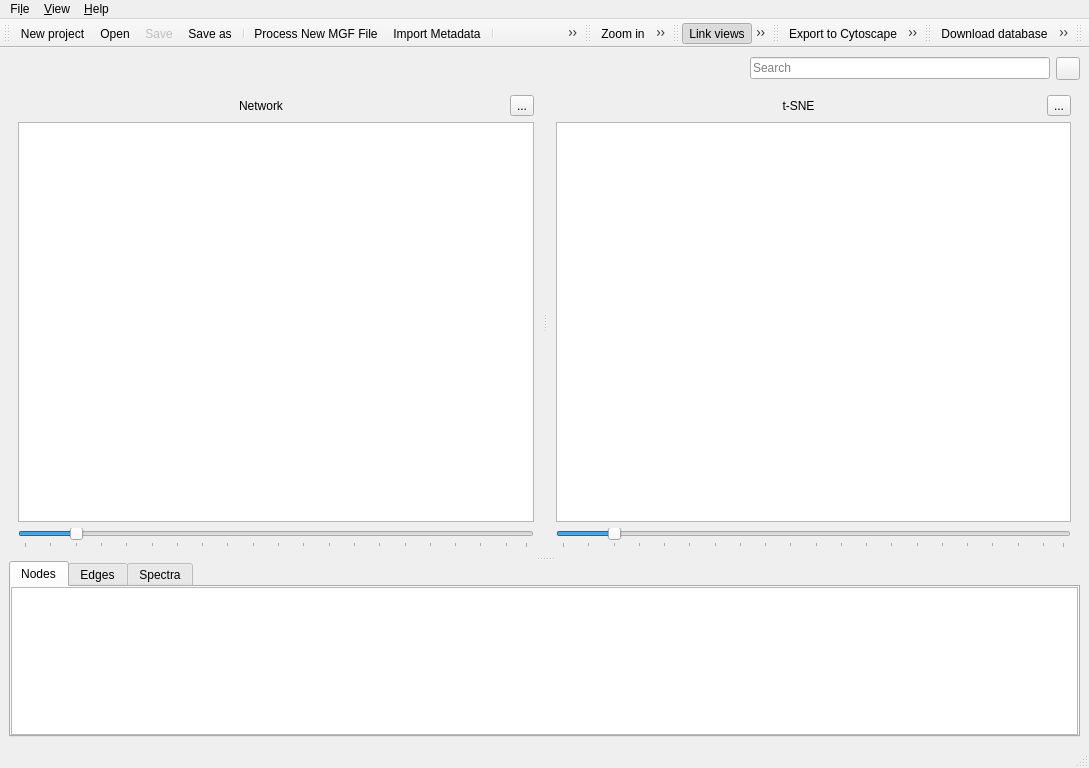
Old version of the form lib/ui/main_window.ui in the repository metgem/metgem.
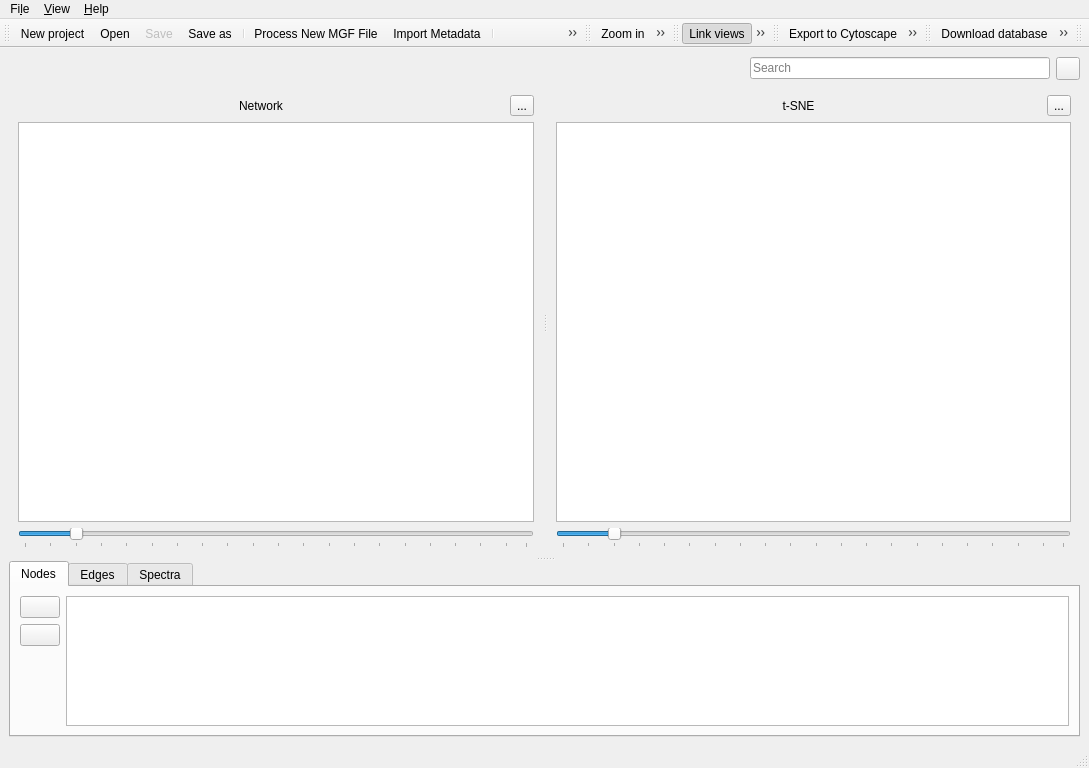
New version of the form. Icons and pictures are not drawn. Custom widgets are drawn as their Qt base class.

Commit message: Better UI for nodes table Several fixes for NetworkScene

```diff
--- a/lib/ui/main_window.ui
+++ b/lib/ui/main_window.ui
@@ -237,10 +237,7 @@
        <property name="movable">
         <bool>true</bool>
        </property>
-       <widget class="NodeTableView" name="tvNodes">
-        <property name="alternatingRowColors">
-         <bool>true</bool>
-        </property>
+       <widget class="QWidget" name="tab">
         <attribute name="icon">
          <iconset resource="ui.qrc">
           <normaloff>:/icons/images/node.svg</normaloff>:/icons/images/node.svg</iconset>
@@ -248,11 +245,68 @@
         <attribute name="title">
          <string>Nodes</string>
         </attribute>
+        <layout class="QHBoxLayout" name="horizontalLayout_3">
+         <item>
+          <layout class="QVBoxLayout" name="verticalLayout">
+           <item>
+            <widget class="QPushButton" name="btUseColumnForLabels">
+             <property name="toolTip">
+              <string>Use selected column as source for nodes' labels</string>
+             </property>
+             <property name="statusTip">
+              <string>Use selected column as source for nodes' labels</string>
+             </property>
+             <property name="text">
+              <string/>
+             </property>
+             <property name="icon">
+              <iconset resource="ui.qrc">
+               <normaloff>:/icons/images/label.svg</normaloff>:/icons/images/label.svg</iconset>
+             </property>
+            </widget>
+           </item>
+           <item>
+            <widget class="QPushButton" name="btUseColumnsForPieCharts">
+             <property name="toolTip">
+              <string>Use selected columns as source for nodes' pie charts</string>
+             </property>
+             <property name="statusTip">
+              <string>Use selected columns as source for nodes' pie charts</string>
+             </property>
+             <property name="text">
+              <string/>
+             </property>
+             <property name="icon">
+              <iconset resource="ui.qrc">
+               <normaloff>:/icons/images/pie.svg</normaloff>:/icons/images/pie.svg</iconset>
+             </property>
+            </widget>
+           </item>
+           <item>
+            <spacer name="verticalSpacer">
+             <property name="orientation">
+              <enum>Qt::Vertical</enum>
+             </property>
+             <property name="sizeHint" stdset="0">
+              <size>
+               <width>20</width>
+               <height>40</height>
+              </size>
+             </property>
+            </spacer>
+           </item>
+          </layout>
+         </item>
+         <item>
+          <widget class="NodeTableView" name="tvNodes">
+           <property name="alternatingRowColors">
+            <bool>true</bool>
+           </property>
+          </widget>
+         </item>
+        </layout>
        </widget>
-       <widget class="EdgeTableView" name="tvEdges">
-        <property name="alternatingRowColors">
-         <bool>true</bool>
-        </property>
+       <widget class="QWidget" name="tab">
         <attribute name="icon">
          <iconset resource="ui.qrc">
           <normaloff>:/icons/images/edge.svg</normaloff>:/icons/images/edge.svg</iconset>
```
Left out of the diff: 9 changed lines with no effect on the pictures. The commit also changes 6 other files.
